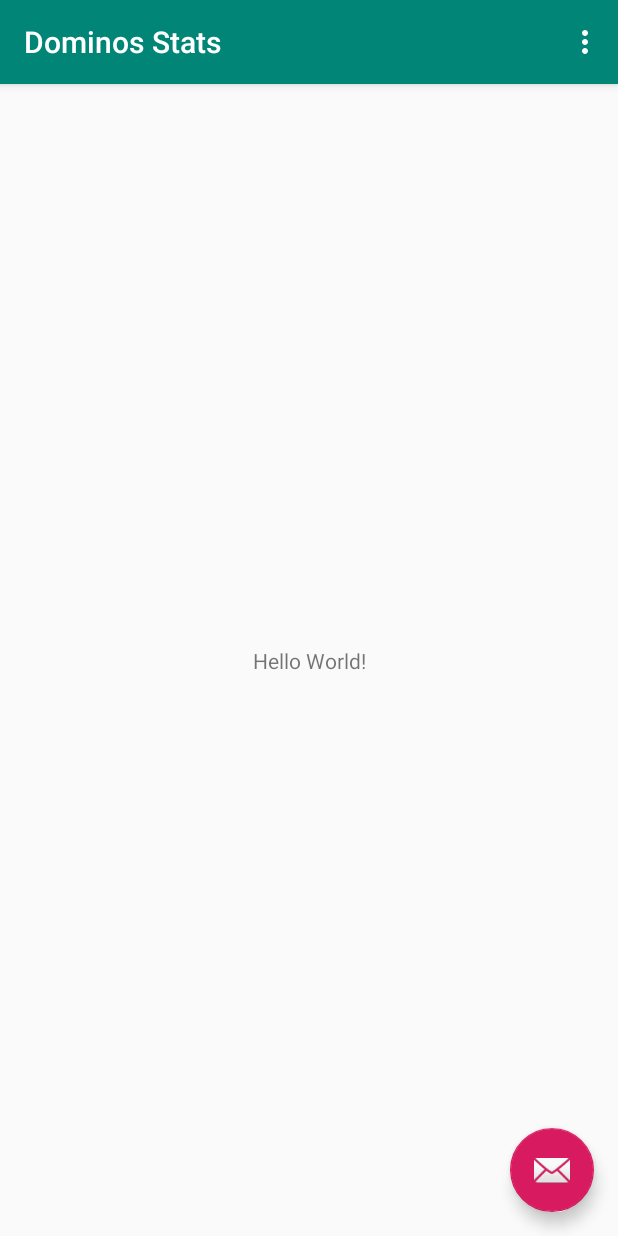
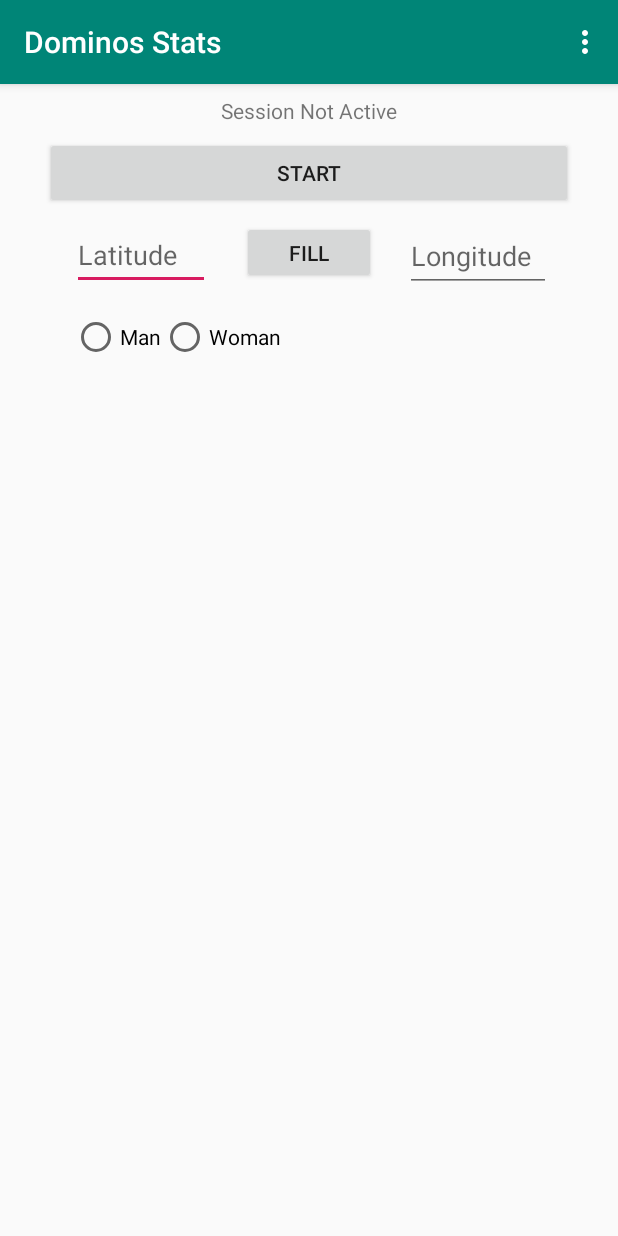
Before and after one commit to TroyNeubauer/DominosStatsApp, an Android app: the screen it shows after launch (MainActivity), on a phone screen of 412 x 824 dp. Run offline under Robolectric (Android 15) with nearby library versions, the phone set to English and light mode, and no system bars.

Commit message:
Added location getter

```diff
--- a/app/src/main/AndroidManifest.xml
+++ b/app/src/main/AndroidManifest.xml
@@ -1,6 +1,8 @@
 <?xml version="1.0" encoding="utf-8"?>
 <manifest xmlns:android="http://schemas.android.com/apk/res/android"
     package="com.troy.ds">
+
+    <uses-permission android:name="android.permission.ACCESS_FINE_LOCATION" />
 
     <application
         android:allowBackup="true"
@@ -19,6 +21,7 @@
                 <category android:name="android.intent.category.LAUNCHER" />
             </intent-filter>
         </activity>
+
     </application>
 
 </manifest>
--- a/app/src/main/res/layout/activity_main.xml
+++ b/app/src/main/res/layout/activity_main.xml
@@ -22,12 +22,5 @@
 
     <include layout="@layout/content_main" />
 
-    <com.google.android.material.floatingactionbutton.FloatingActionButton
-        android:id="@+id/fab"
-        android:layout_width="wrap_content"
-        android:layout_height="wrap_content"
-        android:layout_gravity="bottom|end"
-        android:layout_margin="@dimen/fab_margin"
-        app:srcCompat="@android:drawable/ic_dialog_email" />
 
 </androidx.coordinatorlayout.widget.CoordinatorLayout>
--- a/app/src/main/res/layout/content_main.xml
+++ b/app/src/main/res/layout/content_main.xml
@@ -9,12 +9,93 @@
     tools:showIn="@layout/activity_main">
 
     <TextView
+        android:id="@+id/status"
         android:layout_width="wrap_content"
         android:layout_height="wrap_content"
-        android:text="Hello World!"
-        app:layout_constraintBottom_toBottomOf="parent"
+        android:layout_marginTop="8dp"
+        android:text="Session Not Active"
         app:layout_constraintLeft_toLeftOf="parent"
         app:layout_constraintRight_toRightOf="parent"
         app:layout_constraintTop_toTopOf="parent" />
 
+    <Button
+        android:id="@+id/change_session_status"
+        android:layout_width="0dp"
+        android:layout_height="wrap_content"
+        android:layout_marginStart="30dp"
+        android:layout_marginLeft="30dp"
+        android:layout_marginTop="8dp"
+        android:layout_marginEnd="30dp"
+        android:layout_marginRight="30dp"
+        android:text="Start"
+        app:layout_constraintEnd_toEndOf="parent"
+        app:layout_constraintHorizontal_bias="0.5"
+        app:layout_constraintStart_toStartOf="parent"
+        app:layout_constraintTop_toBottomOf="@+id/status" />
+
+    <EditText
+        android:id="@+id/latitude"
+        android:layout_width="92dp"
+        android:layout_height="46dp"
+        android:layout_marginTop="8dp"
+        android:layout_marginEnd="4dp"
+        android:layout_marginRight="4dp"
+        android:ems="10"
+        android:hint="Latitude"
+        android:inputType="numberDecimal"
+        app:layout_constraintEnd_toStartOf="@+id/fill_location_button"
+        app:layout_constraintStart_toStartOf="@+id/change_session_status"
+        app:layout_constraintTop_toBottomOf="@+id/change_session_status" />
+
+    <EditText
+        android:id="@+id/longitude"
+        android:layout_width="97dp"
+        android:layout_height="47dp"
+        android:layout_marginStart="4dp"
+        android:layout_marginLeft="4dp"
+        android:layout_marginTop="8dp"
+        android:ems="10"
+        android:hint="Longitude"
+        android:inputType="numberDecimal"
+        app:layout_constraintEnd_toEndOf="@+id/change_session_status"
+        app:layout_constraintStart_toEndOf="@+id/fill_location_button"
+        app:layout_constraintTop_toBottomOf="@+id/change_session_status" />
+
+    <Button
+        android:id="@+id/fill_location_button"
+        android:layout_width="89dp"
+        android:layout_height="42dp"
+        android:layout_marginTop="8dp"
+        android:text="Fill"
+        android:onClick="gpsFill"
+        app:layout_constraintEnd_toEndOf="@+id/change_session_status"
+        app:layout_constraintStart_toStartOf="@+id/change_session_status"
+        app:layout_constraintTop_toBottomOf="@+id/change_session_status" />
+
+    <RadioGroup
+        android:layout_width="147dp"
+        android:layout_height="30dp"
+        android:layout_marginTop="16dp"
+        android:orientation="horizontal"
+        app:layout_constraintStart_toStartOf="@+id/latitude"
+        app:layout_constraintTop_toBottomOf="@+id/latitude">
+
+        <RadioButton
+            android:id="@+id/radioButton"
+            android:layout_width="wrap_content"
+            android:layout_height="wrap_content"
+            android:text="Man"
+            tools:layout_editor_absoluteX="28dp"
+            tools:layout_editor_absoluteY="145dp" />
+
+        <RadioButton
+            android:id="@+id/radioButton2"
+            android:layout_width="wrap_content"
+            android:layout_height="wrap_content"
+            android:text="Woman"
+            tools:layout_editor_absoluteX="147dp"
+            tools:layout_editor_absoluteY="149dp" />
+
+    </RadioGroup>
+
 </androidx.constraintlayout.widget.ConstraintLayout>
```
Also changed, not shown: app/src/main/java/com/troy/ds/MainActivity.java (+66 -13 lines), 2 other files.
